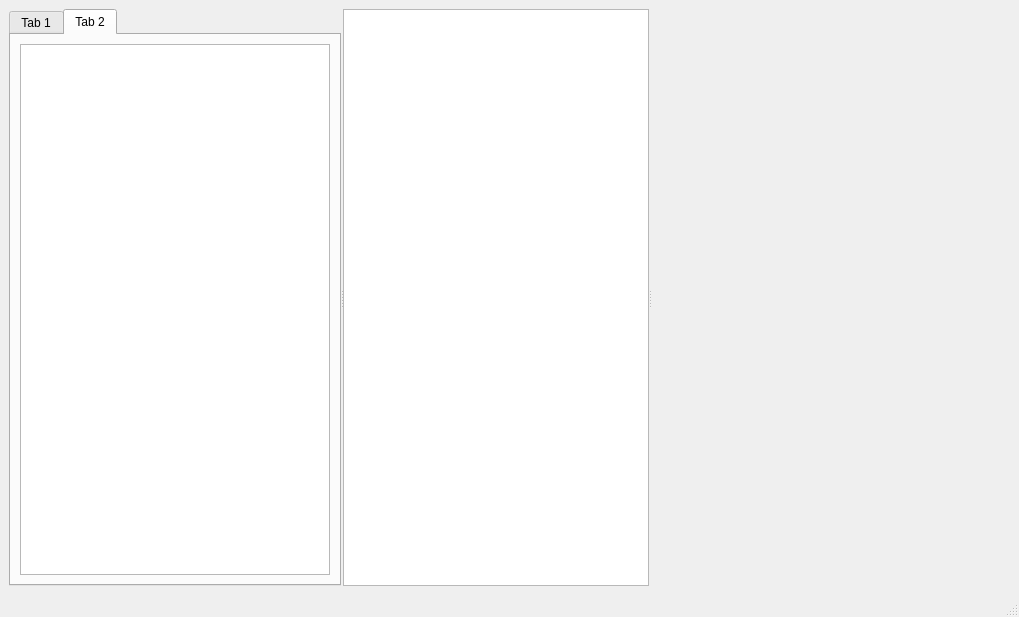
First picture: the form in src/ui/mainwindow.ui, repository Chenyichen12/WaifuStudio, before the edit.
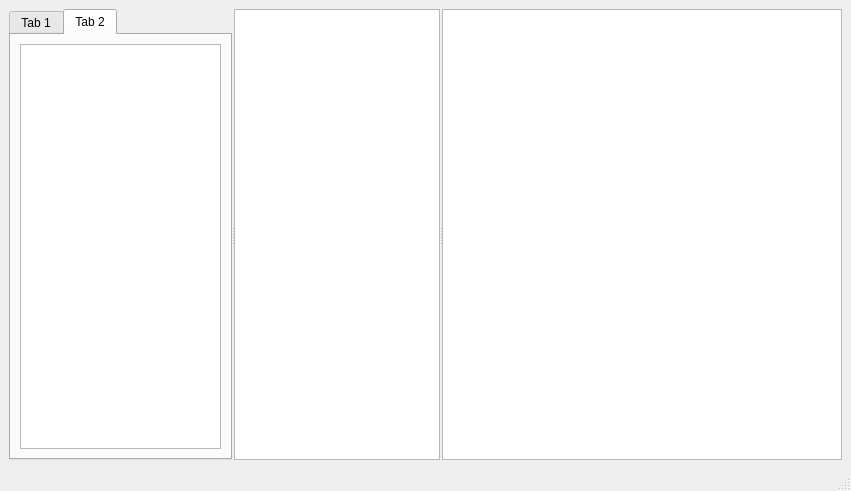
Second picture: the form after the edit. The open tabs and pages were chosen to show the change. Custom widgets are drawn as their Qt base class.

The edit to the form file:
```diff
--- a/src/ui/mainwindow.ui
+++ b/src/ui/mainwindow.ui
@@ -6,8 +6,8 @@
    <rect>
     <x>0</x>
     <y>0</y>
-    <width>1019</width>
-    <height>617</height>
+    <width>851</width>
+    <height>491</height>
    </rect>
   </property>
   <property name="windowTitle">
@@ -88,16 +88,10 @@
         </item>
        </layout>
       </widget>
-      <widget class="QWidget" name="mainStage" native="true">
-       <property name="sizePolicy">
-        <sizepolicy hsizetype="Preferred" vsizetype="Expanding">
-         <horstretch>0</horstretch>
-         <verstretch>0</verstretch>
-        </sizepolicy>
-       </property>
+      <widget class="views::MainGlGraphicsView" name="MainStageGraphicsView">
        <property name="minimumSize">
         <size>
-         <width>300</width>
+         <width>400</width>
          <height>0</height>
         </size>
        </property>
@@ -124,6 +118,11 @@
    <extends>QTreeView</extends>
    <header>views/layertreeview.h</header>
   </customwidget>
+  <customwidget>
+   <class>views::MainGlGraphicsView</class>
+   <extends>QGraphicsView</extends>
+   <header>views/mainglstage.h</header>
+  </customwidget>
  </customwidgets>
  <resources/>
  <connections/>
```
Left out of the diff: 6 changed lines with no effect on the pictures.
